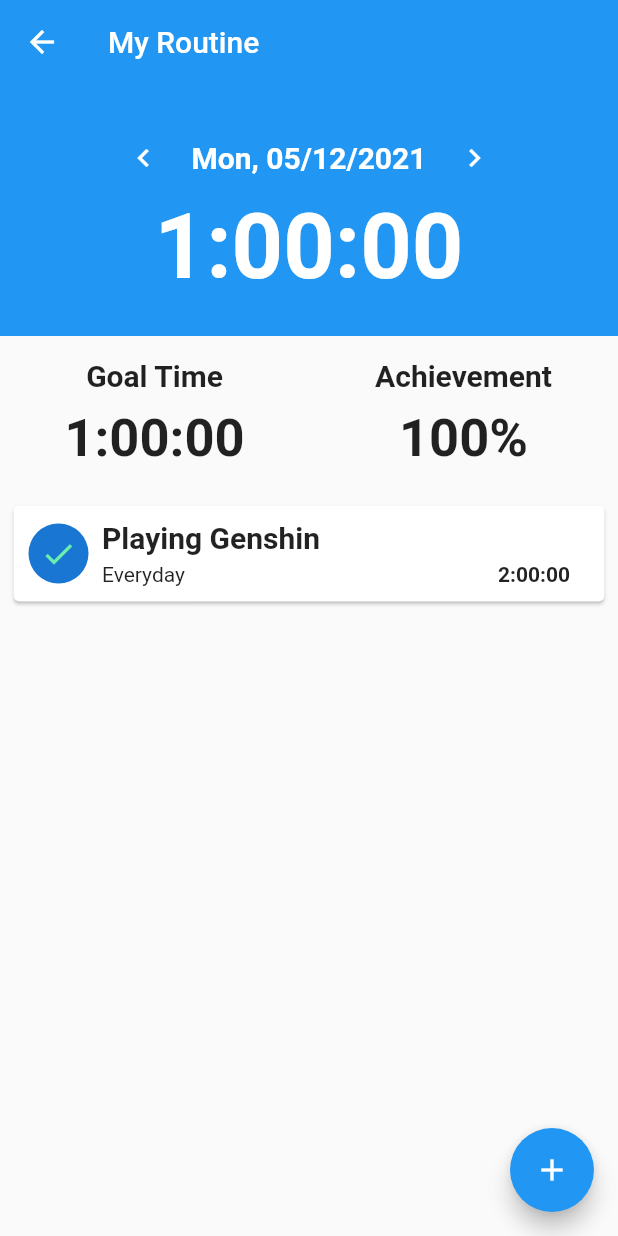
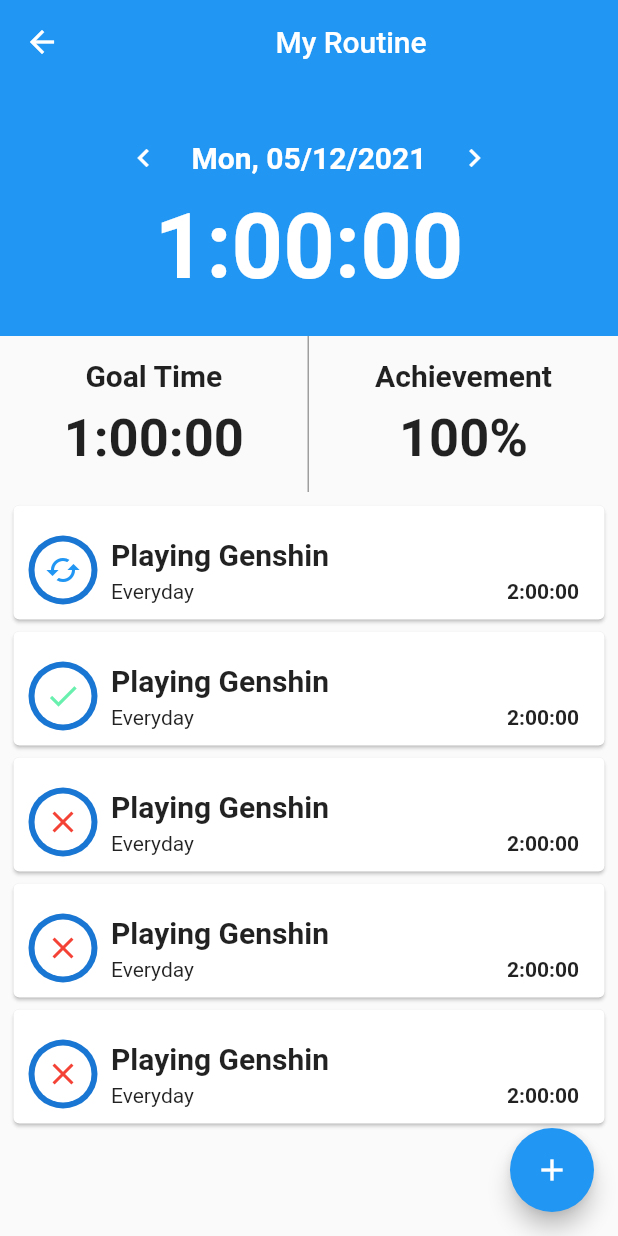
Before and after one commit to AndhikaK/my_routine, a Flutter app: the RoutineScreen screen opened directly, on a phone screen of 412 x 824 dp. Run offline on Flutter 3.47's test engine with Material 2 defaults, Android fonts, the phone set to English and light mode, and no system bars; missing offline and left inert: bottom_bar_page_transition.

Commit message:
fix style on goal components

```diff
--- a/lib/components/goal_component.dart
+++ b/lib/components/goal_component.dart
@@ -1,6 +1,6 @@
 import 'package:flutter/material.dart';
 
-class GoalComponent extends StatelessWidget {
+class GoalComponent extends StatefulWidget {
   int goalStatus;
   String goalTitle;
   String goalSchedule;
@@ -13,18 +13,23 @@
     this.goalTime,
   });
 
+  @override
+  _GoalComponentState createState() => _GoalComponentState();
+}
+
+class _GoalComponentState extends State<GoalComponent> {
   Widget _getStatusIcon() {
-    if (goalStatus == 1) {
+    if (widget.goalStatus == 1) {
       return Icon(
         Icons.done,
         color: Colors.greenAccent,
       );
-    } else if (goalStatus == 0) {
+    } else if (widget.goalStatus == 0) {
       return Icon(
         Icons.clear,
         color: Colors.red,
       );
-    } else if (goalStatus == 2) {
+    } else if (widget.goalStatus == 2) {
       return Icon(Icons.cached, color: Colors.blue);
     }
     return Icon(Icons.pending);
@@ -32,12 +37,19 @@
 
   @override
   Widget build(BuildContext context) {
-    return Container(
+    return Card(
+      child: Container(
+        margin: EdgeInsets.only(top: 10),
         padding: EdgeInsets.all(10),
         child: Row(
           children: [
             CircleAvatar(
+              radius: 23,
+              child: CircleAvatar(
+                radius: 19,
                 child: _getStatusIcon(),
+                backgroundColor: Colors.white,
+              ),
             ),
             Container(
               padding: EdgeInsets.only(left: 9),
@@ -46,7 +58,7 @@
                 crossAxisAlignment: CrossAxisAlignment.start,
                 children: [
                   Text(
-                  goalTitle,
+                    widget.goalTitle,
                     style: TextStyle(fontSize: 20, fontWeight: FontWeight.bold),
                   ),
                   SizedBox(
@@ -57,12 +69,12 @@
                     child: Stack(
                       children: [
                         Text(
-                        goalSchedule,
+                          widget.goalSchedule,
                         ),
                         Positioned(
                           right: 0,
                           child: Text(
-                          goalTime,
+                            widget.goalTime,
                             style: TextStyle(fontWeight: FontWeight.bold),
                           ),
                         ),
@@ -74,6 +86,7 @@
             )
           ],
         ),
+      ),
     );
   }
 }
--- a/lib/constant.dart
+++ b/lib/constant.dart
@@ -0,0 +1 @@
+class constantValue {}
--- a/lib/screens/main_screen.dart
+++ b/lib/screens/main_screen.dart
@@ -49,7 +49,7 @@
         });
       },
       items: [
-        BottomNavigationBarItem(icon: Icon(Icons.messenger), label: "Routine"),
+        BottomNavigationBarItem(icon: Icon(Icons.receipt), label: "Routine"),
         BottomNavigationBarItem(icon: Icon(Icons.schedule), label: "Schedule"),
         BottomNavigationBarItem(icon: Icon(Icons.person), label: "Profile"),
       ],
--- a/lib/screens/routine_screen.dart
+++ b/lib/screens/routine_screen.dart
@@ -13,7 +13,7 @@
   Widget build(BuildContext context) {
     return Scaffold(
       appBar: AppBar(
-        title: Text('My Routine'),
+        title: Center(child: Text('My Routine')),
         elevation: 0,
       ),
       floatingActionButton: FloatingActionButton(
@@ -67,6 +67,13 @@
               child: Row(
                 children: [
                   Container(
+                    decoration: BoxDecoration(
+                      border: Border(
+                        right: BorderSide(
+                          color: Colors.grey,
+                        ),
+                      ),
+                    ),
                     padding: EdgeInsets.only(top: 15, bottom: 15),
                     width: MediaQuery.of(context).size.width / 2,
                     child: Column(children: [
@@ -108,11 +115,35 @@
             Container(
               width: MediaQuery.of(context).size.width,
               padding: EdgeInsets.all(5),
-              child: Card(
+              child: Container(
                 child: Column(
                   children: [
                     GoalComponent(
+                      goalStatus: 2,
+                      goalTitle: "Playing Genshin",
+                      goalSchedule: "Everyday",
+                      goalTime: "2:00:00",
+                    ),
+                    GoalComponent(
                       goalStatus: 1,
+                      goalTitle: "Playing Genshin",
+                      goalSchedule: "Everyday",
+                      goalTime: "2:00:00",
+                    ),
+                    GoalComponent(
+                      goalStatus: 0,
+                      goalTitle: "Playing Genshin",
+                      goalSchedule: "Everyday",
+                      goalTime: "2:00:00",
+                    ),
+                    GoalComponent(
+                      goalStatus: 0,
+                      goalTitle: "Playing Genshin",
+                      goalSchedule: "Everyday",
+                      goalTime: "2:00:00",
+                    ),
+                    GoalComponent(
+                      goalStatus: 0,
                       goalTitle: "Playing Genshin",
                       goalSchedule: "Everyday",
                       goalTime: "2:00:00",
```
Lines whose indentation alone changed are shown as unchanged.
